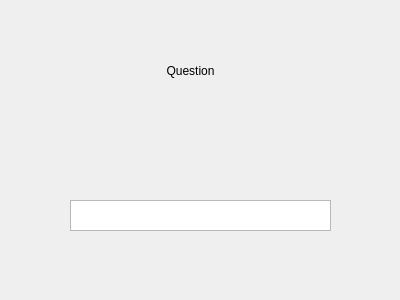
Qt form trial2/mediumwindow.ui (Sloth-iNkt/trial) before a commit.
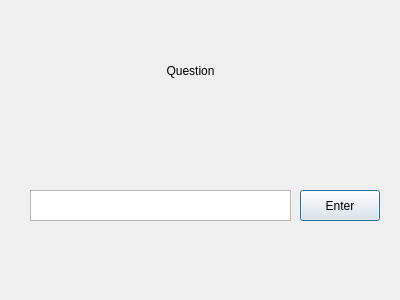
The same form after that commit.

```diff
--- a/trial2/mediumwindow.ui
+++ b/trial2/mediumwindow.ui
@@ -32,13 +32,26 @@
   <widget class="QTextEdit" name="medText">
    <property name="geometry">
     <rect>
-     <x>70</x>
-     <y>200</y>
+     <x>30</x>
+     <y>190</y>
      <width>261</width>
      <height>31</height>
     </rect>
    </property>
   </widget>
+  <widget class="QPushButton" name="pushButton">
+   <property name="geometry">
+    <rect>
+     <x>300</x>
+     <y>190</y>
+     <width>80</width>
+     <height>31</height>
+    </rect>
+   </property>
+   <property name="text">
+    <string>Enter</string>
+   </property>
+  </widget>
  </widget>
  <resources/>
  <connections/>
```
Left out of the diff: 4 changed lines with no effect on the pictures.
